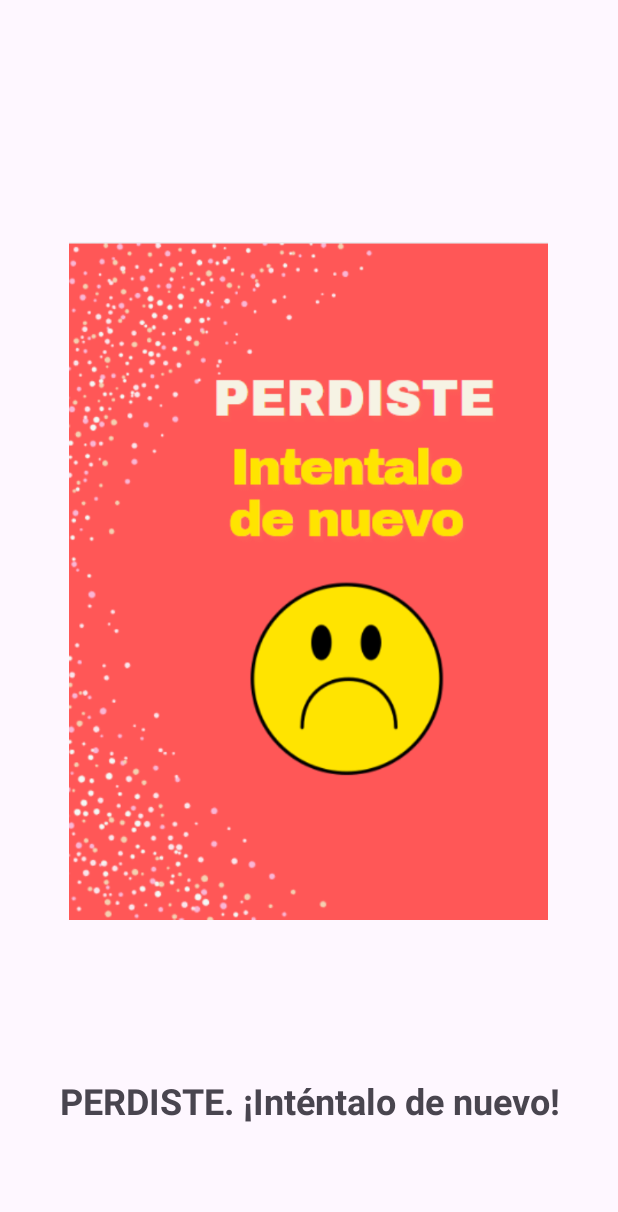
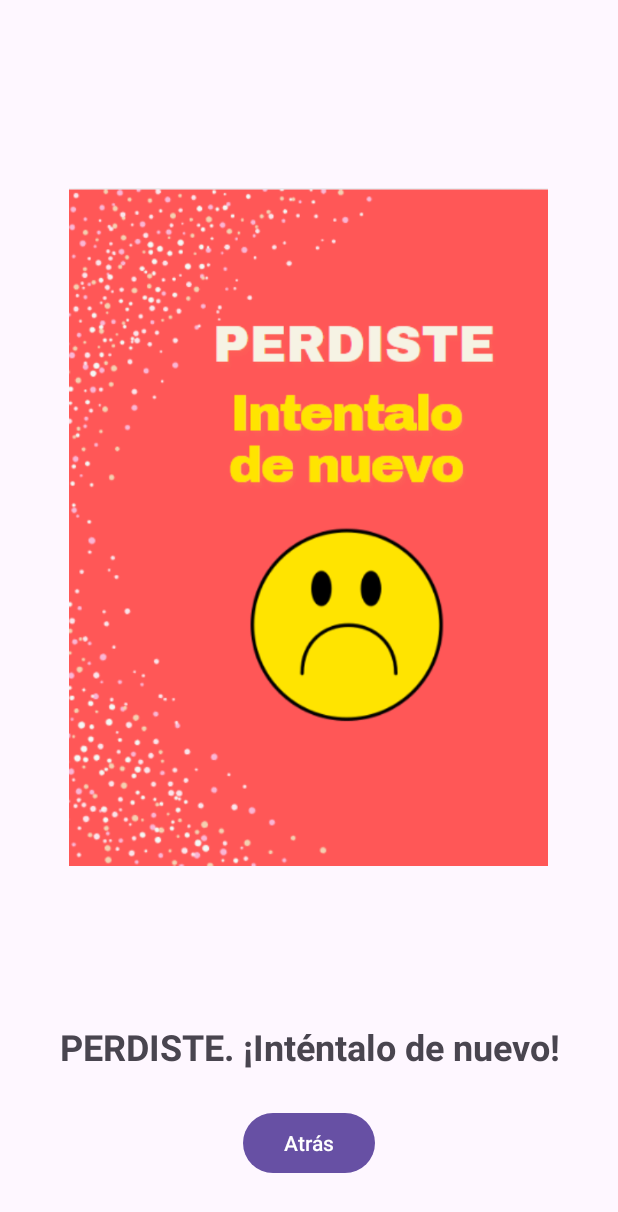
Before and after one commit to JRCLDEV/ProyectoAndroid, an Android app: the screen it shows after launch (MainActivity2), after a tap on "Botón verde", on a phone screen of 412 x 824 dp. Shown: the top 1212 px of the screen. Run offline under Robolectric (Android 15) with nearby library versions, the phone set to English and light mode, and no system bars.

Commit message:
Actualizacion codigo

```diff
--- a/app/src/main/java/com/example/coloresselect/MainActivity.kt
+++ b/app/src/main/java/com/example/coloresselect/MainActivity.kt
@@ -3,22 +3,41 @@ package com.example.coloresselect
 import android.content.Intent
 import android.os.Bundle
 import android.widget.ImageButton
+import android.widget.TextView
 import androidx.appcompat.app.AppCompatActivity
+import kotlin.random.Random
 
 class MainActivity : AppCompatActivity() {
+
+    private lateinit var colorCorrecto: String
+
     override fun onCreate(savedInstanceState: Bundle?) {
         super.onCreate(savedInstanceState)
         setContentView(R.layout.activity_main)
 
+        val titulo = findViewById<TextView>(R.id.titulo)
         val botonVerde = findViewById<ImageButton>(R.id.boton_verde)
         val botonAmarillo = findViewById<ImageButton>(R.id.boton_amarillo)
         val botonRojo = findViewById<ImageButton>(R.id.boton_rojo)
         val botonAzul = findViewById<ImageButton>(R.id.boton_azul)
 
-        botonVerde.setOnClickListener { mostrarResultado(false) }
-        botonAmarillo.setOnClickListener { mostrarResultado(false) }
-        botonRojo.setOnClickListener { mostrarResultado(false) }
-        botonAzul.setOnClickListener { mostrarResultado(true) }
+        // Lista de colores y selección aleatoria
+        val colores = listOf("azul", "verde", "amarillo", "rojo")
+        colorCorrecto = colores[Random.nextInt(colores.size)]
+
+        // Actualizar el título con el color seleccionado
+        titulo.text = "ELIGE EL COLOR ${colorCorrecto.uppercase()}"
+
+        // Configurar los botones
+        botonVerde.setOnClickListener { verificarColor("verde") }
+        botonAmarillo.setOnClickListener { verificarColor("amarillo") }
+        botonRojo.setOnClickListener { verificarColor("rojo") }
+        botonAzul.setOnClickListener { verificarColor("azul") }
+    }
+
+    private fun verificarColor(colorSeleccionado: String) {
+        val ganaste = colorSeleccionado == colorCorrecto
+        mostrarResultado(ganaste)
     }
 
     private fun mostrarResultado(ganaste: Boolean) {
--- a/app/src/main/java/com/example/coloresselect/MainActivity2.kt
+++ b/app/src/main/java/com/example/coloresselect/MainActivity2.kt
@@ -1,6 +1,8 @@
 package com.example.coloresselect
 
+import android.content.Intent
 import android.os.Bundle
+import android.widget.Button
 import android.widget.ImageView
 import android.widget.TextView
 import androidx.appcompat.app.AppCompatActivity
@@ -12,6 +14,7 @@ class MainActivity2 : AppCompatActivity() {
 
         val resultadoImagen = findViewById<ImageView>(R.id.resultado_imagen)
         val resultadoTexto = findViewById<TextView>(R.id.resultado_texto)
+        val botonAtras = findViewById<Button>(R.id.boton_atras)
 
         val ganaste = intent.getBooleanExtra("ganaste", false)
 
@@ -22,5 +25,13 @@ class MainActivity2 : AppCompatActivity() {
             resultadoImagen.setImageResource(R.drawable.perdiste)
             resultadoTexto.text = "PERDISTE. ¡Inténtalo de nuevo!"
         }
+
+        // Configurar el botón "Atrás"
+        botonAtras.setOnClickListener {
+            val intent = Intent(this, MainActivity::class.java)
+            intent.flags = Intent.FLAG_ACTIVITY_CLEAR_TOP or Intent.FLAG_ACTIVITY_NEW_TASK
+            startActivity(intent)
+            finish()
+        }
     }
 }
--- a/app/src/main/res/layout/activity_main2.xml
+++ b/app/src/main/res/layout/activity_main2.xml
@@ -21,4 +21,12 @@
         android:textStyle="bold"
         android:gravity="center"
         android:layout_marginTop="16dp" />
+
+    <!-- Botón para regresar al MainActivity -->
+    <Button
+        android:id="@+id/boton_atras"
+        android:layout_width="wrap_content"
+        android:layout_height="wrap_content"
+        android:text="Atrás"
+        android:layout_marginTop="24dp" />
 </LinearLayout>
```
